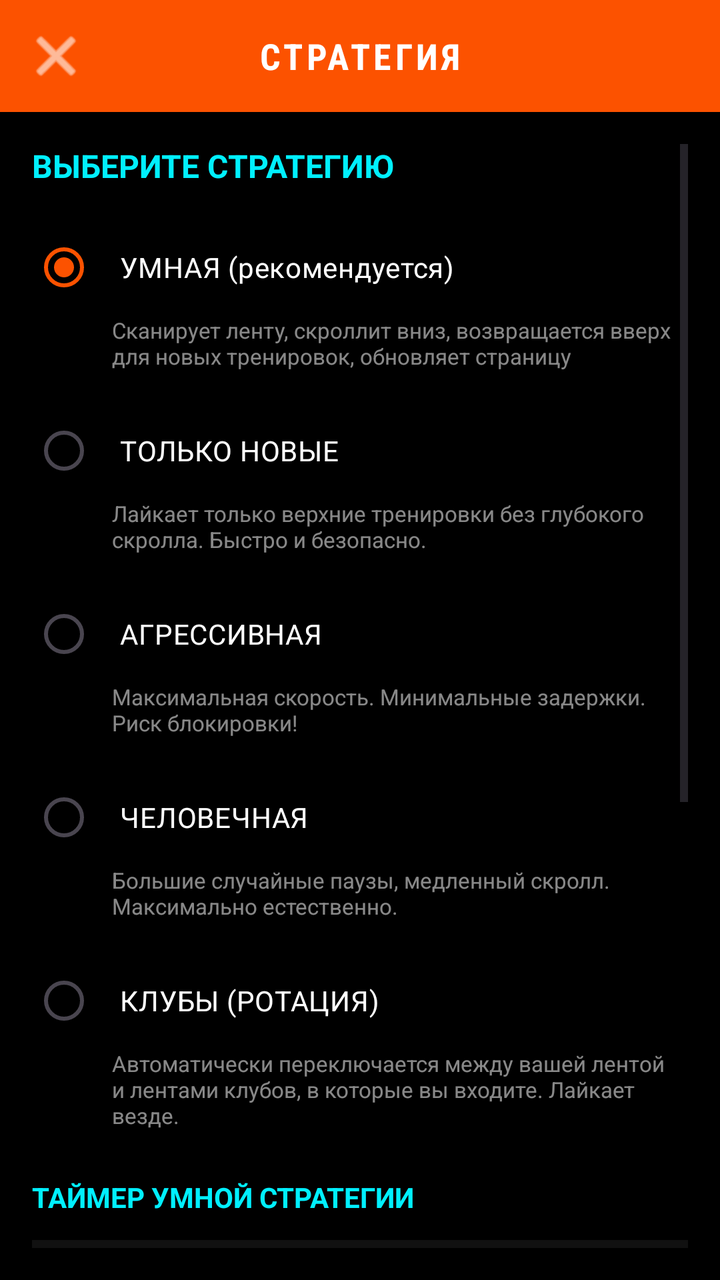
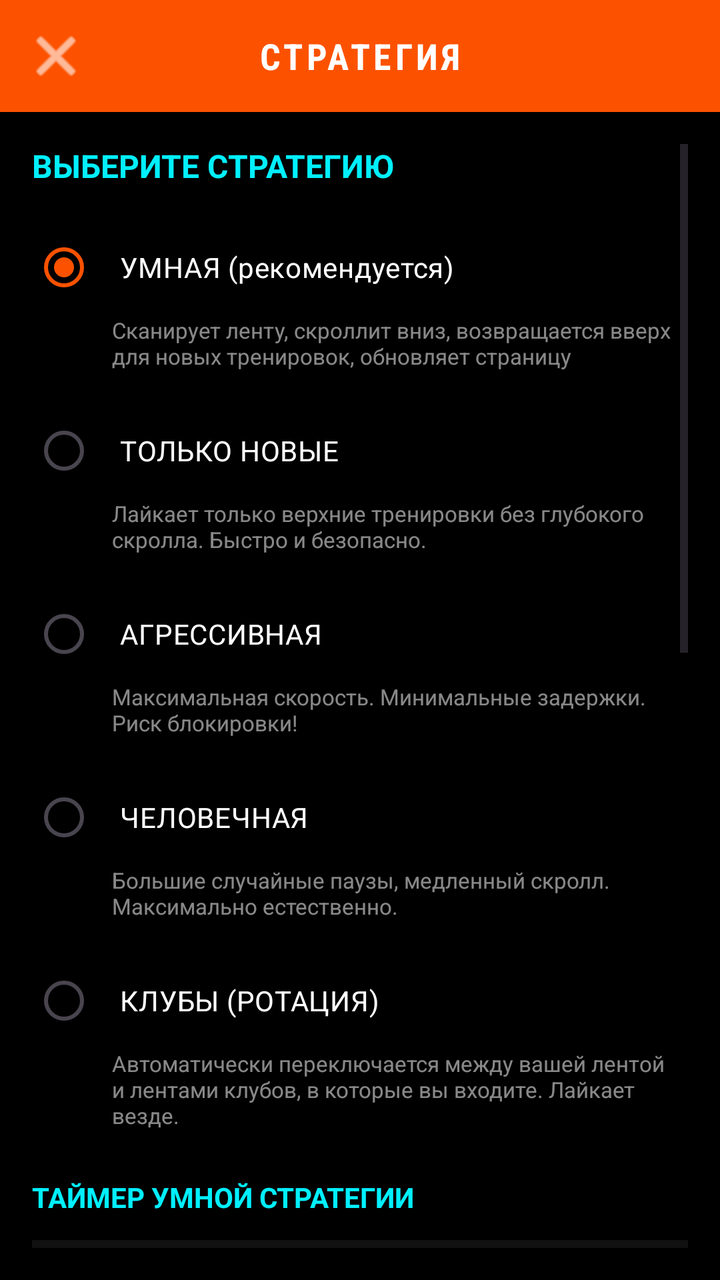

The first picture is an Android layout as it rendered before a commit; the second is the same layout after the commit. The layout source and the unified diff follow.
<!-- AndroidManifest.xml: application theme Theme.StravaKudos -->
<!-- res/layout/activity_strategy.xml -->
<?xml version="1.0" encoding="utf-8"?>
<LinearLayout xmlns:android="http://schemas.android.com/apk/res/android"
    xmlns:app="http://schemas.android.com/apk/res-auto"
    android:layout_width="match_parent"
    android:layout_height="match_parent"
    android:orientation="vertical"
    android:background="#000000">

    
    <LinearLayout
        android:layout_width="match_parent"
        android:layout_height="56dp"
        android:orientation="horizontal"
        android:gravity="center_vertical"
        android:background="#FC5200"
        android:paddingStart="8dp"
        android:paddingEnd="8dp">

        <ImageButton
            android:id="@+id/btnBack"
            android:layout_width="40dp"
            android:layout_height="40dp"
            android:background="?android:attr/selectableItemBackgroundBorderless"
            android:src="@android:drawable/ic_menu_close_clear_cancel"
            app:tint="#FFFFFF"
            android:padding="8dp" />

        <TextView
            android:layout_width="0dp"
            android:layout_height="wrap_content"
            android:layout_weight="1"
            android:text="СТРАТЕГИЯ"
            android:textColor="#FFFFFF"
            android:textStyle="bold"
            android:textSize="18sp"
            android:gravity="center"
            android:fontFamily="sans-serif-condensed"
            android:letterSpacing="0.1" />

        <View
            android:layout_width="40dp"
            android:layout_height="40dp" />
    </LinearLayout>

    <ScrollView
        android:layout_width="match_parent"
        android:layout_height="match_parent"
        android:padding="16dp">

        <LinearLayout
            android:layout_width="match_parent"
            android:layout_height="wrap_content"
            android:orientation="vertical">

            <TextView
                android:layout_width="match_parent"
                android:layout_height="wrap_content"
                android:text="ВЫБЕРИТЕ СТРАТЕГИЮ"
                android:textColor="#00F0FF"
                android:textStyle="bold"
                android:textSize="16sp"
                android:layout_marginBottom="16dp" />

            <RadioGroup
                android:id="@+id/radioStrategies"
                android:layout_width="match_parent"
                android:layout_height="wrap_content"
                android:orientation="vertical">

                <RadioButton
                    android:id="@+id/radioSmart"
                    android:layout_width="match_parent"
                    android:layout_height="wrap_content"
                    android:text="УМНАЯ (рекомендуется)"
                    android:textColor="#FFFFFF"
                    android:textSize="14sp"
                    android:buttonTint="#00F0FF"
                    android:padding="12dp"
                    android:checked="true" />

                <TextView
                    android:layout_width="match_parent"
                    android:layout_height="wrap_content"
                    android:text="Сканирует ленту, скроллит вниз, возвращается вверх для новых тренировок, обновляет страницу"
                    android:textColor="#88FFFFFF"
                    android:textSize="11sp"
                    android:layout_marginStart="40dp"
                    android:layout_marginBottom="16dp" />

                <RadioButton
                    android:id="@+id/radioTopOnly"
                    android:layout_width="match_parent"
                    android:layout_height="wrap_content"
                    android:text="ТОЛЬКО НОВЫЕ"
                    android:textColor="#FFFFFF"
                    android:textSize="14sp"
                    android:buttonTint="#00F0FF"
                    android:padding="12dp" />

                <TextView
                    android:layout_width="match_parent"
                    android:layout_height="wrap_content"
                    android:text="Лайкает только верхние тренировки без глубокого скролла. Быстро и безопасно."
                    android:textColor="#88FFFFFF"
                    android:textSize="11sp"
                    android:layout_marginStart="40dp"
                    android:layout_marginBottom="16dp" />

                <RadioButton
                    android:id="@+id/radioAggressive"
                    android:layout_width="match_parent"
                    android:layout_height="wrap_content"
                    android:text="АГРЕССИВНАЯ"
                    android:textColor="#FFFFFF"
                    android:textSize="14sp"
                    android:buttonTint="#00F0FF"
                    android:padding="12dp" />

                <TextView
                    android:layout_width="match_parent"
                    android:layout_height="wrap_content"
                    android:text="Максимальная скорость. Минимальные задержки. Риск блокировки!"
                    android:textColor="#88FFFFFF"
                    android:textSize="11sp"
                    android:layout_marginStart="40dp"
                    android:layout_marginBottom="16dp" />

                <RadioButton
                    android:id="@+id/radioHuman"
                    android:layout_width="match_parent"
                    android:layout_height="wrap_content"
                    android:text="ЧЕЛОВЕЧНАЯ"
                    android:textColor="#FFFFFF"
                    android:textSize="14sp"
                    android:buttonTint="#00F0FF"
                    android:padding="12dp" />

                <TextView
                    android:layout_width="match_parent"
                    android:layout_height="wrap_content"
                    android:text="Большие случайные паузы, медленный скролл. Максимально естественно."
                    android:textColor="#88FFFFFF"
                    android:textSize="11sp"
                    android:layout_marginStart="40dp"
                    android:layout_marginBottom="16dp" />

                <RadioButton
                    android:id="@+id/radioClubs"
                    android:layout_width="match_parent"
                    android:layout_height="wrap_content"
                    android:text="КЛУБЫ (РОТАЦИЯ)"
                    android:textColor="#FFFFFF"
                    android:textSize="14sp"
                    android:buttonTint="#00F0FF"
                    android:padding="12dp" />

                <TextView
                    android:layout_width="match_parent"
                    android:layout_height="wrap_content"
                    android:text="Автоматически переключается между вашей лентой и лентами клубов, в которые вы входите. Лайкает везде."
                    android:textColor="#88FFFFFF"
                    android:textSize="11sp"
                    android:layout_marginStart="40dp"
                    android:layout_marginBottom="16dp" />
</RadioGroup>

<TextView
android:layout_width="match_parent"
android:layout_height="wrap_content"
android:text="ТАЙМЕР УМНОЙ СТРАТЕГИИ"
android:textColor="#00F0FF"
android:textStyle="bold"
android:textSize="14sp"
android:layout_marginTop="8dp"
android:layout_marginBottom="12dp" />

<LinearLayout
android:layout_width="match_parent"
android:layout_height="wrap_content"
android:orientation="vertical"
android:background="#111111"
android:padding="12dp"
android:layout_marginBottom="8dp">

<LinearLayout
android:layout_width="match_parent"
android:layout_height="wrap_content"
android:orientation="horizontal"
android:gravity="center_vertical">

<TextView
android:layout_width="0dp"
android:layout_height="wrap_content"
android:layout_weight="1"
android:text="Пауза после одного цикла"
android:textColor="#FFFFFF"
android:textSize="14sp" />

<Switch
android:id="@+id/switchSmartTimer"
android:layout_width="wrap_content"
android:layout_height="wrap_content"
android:checked="false"
android:thumbTint="#00F0FF"
android:trackTint="#333333" />
</LinearLayout>

<LinearLayout
android:layout_width="match_parent"
android:layout_height="wrap_content"
android:orientation="horizontal"
android:gravity="center_vertical"
android:layout_marginTop="12dp">

<TextView
android:layout_width="0dp"
android:layout_height="wrap_content"
android:layout_weight="1"
android:text="Пауза, минут:"
android:textColor="#FFFFFF"
android:textSize="14sp" />

<EditText
android:id="@+id/etSmartTimerMinutes"
android:layout_width="90dp"
android:layout_height="48dp"
android:inputType="number"
android:text="10"
android:textColor="#00F0FF"
android:textSize="16sp"
android:textStyle="bold"
android:gravity="center"
android:background="#222222"
android:textCursorDrawable="@null"
android:padding="8dp" />
</LinearLayout>
</LinearLayout>

<TextView
android:layout_width="match_parent"
android:layout_height="wrap_content"
android:text="Когда умная стратегия доходит до конца ленты или лимита уже лайкнутых, она ждёт заданное время. На главном экране показывается обратный отсчёт до следующего запуска."
android:textColor="#888888"
android:textSize="12sp"
android:layout_marginBottom="16dp"
android:lineSpacingMultiplier="1.3" />

<View
android:layout_width="match_parent"
                android:layout_height="1dp"
                android:background="#33FFFFFF"
                android:layout_marginVertical="16dp" />

            <TextView
                android:layout_width="match_parent"
                android:layout_height="wrap_content"
                android:text="ИНТЕРВАЛ ЗАДЕРЖКИ (МС)"
                android:textColor="#00F0FF"
                android:textStyle="bold"
                android:textSize="14sp"
                android:layout_marginBottom="12dp" />

            <LinearLayout
                android:layout_width="match_parent"
                android:layout_height="wrap_content"
                android:orientation="horizontal"
                android:gravity="center_vertical"
                android:layout_marginBottom="8dp">

                <TextView
                    android:layout_width="wrap_content"
                    android:layout_height="wrap_content"
                    android:text="МИН:"
                    android:textColor="#88FFFFFF"
                    android:fontFamily="sans-serif-condensed"
                    android:textSize="12sp" />

                <EditText
                    android:id="@+id/etMinDelay"
                    android:layout_width="80dp"
                    android:layout_height="40dp"
                    android:background="@drawable/card_glass_bg"
                    android:gravity="center"
                    android:inputType="number"
                    android:text="5000"
                    android:textColor="#00F0FF"
                    android:textStyle="bold"
                    android:textSize="14sp"
                    android:layout_marginStart="8dp"
                    android:layout_marginEnd="24dp"
                    android:padding="4dp" />

                <TextView
                    android:layout_width="wrap_content"
                    android:layout_height="wrap_content"
                    android:text="МАКС:"
                    android:textColor="#88FFFFFF"
                    android:fontFamily="sans-serif-condensed"
                    android:textSize="12sp" />

                <EditText
                    android:id="@+id/etMaxDelay"
                    android:layout_width="80dp"
                    android:layout_height="40dp"
                    android:background="@drawable/card_glass_bg"
                    android:gravity="center"
                    android:inputType="number"
                    android:text="12000"
                    android:textColor="#00F0FF"
                    android:textStyle="bold"
                    android:textSize="14sp"
                    android:layout_marginStart="8dp"
                    android:padding="4dp" />
            </LinearLayout>

            <TextView
                android:layout_width="match_parent"
                android:layout_height="wrap_content"
                android:text="Меньше значение = быстрее (риск блокировки)\nБольше значение = безопаснее"
                android:textColor="#88FFFFFF"
                android:textSize="10sp"
                android:layout_marginBottom="16dp"
                android:lineSpacingMultiplier="1.3" />

            <View
                android:layout_width="match_parent"
                android:layout_height="1dp"
                android:background="#33FFFFFF"
                android:layout_marginVertical="16dp" />

            <TextView
                android:id="@+id/tvCurrentSettings"
                android:layout_width="match_parent"
                android:layout_height="wrap_content"
                android:textColor="#FFFFFF"
                android:textSize="14sp"
                android:lineSpacingMultiplier="1.5" />
        </LinearLayout>
    </ScrollView>

</LinearLayout>
<!-- resources referenced by this layout -->
<resources>
  <!-- drawable card_glass_bg (drawable) -->
  <?xml version="1.0" encoding="utf-8"?>
  <shape xmlns:android="http://schemas.android.com/apk/res/android"
      android:shape="rectangle">
      <solid android:color="#121212" /> 
      <corners android:radius="23dp" />
      <stroke
          android:width="1dp"
          android:color="#33FFFFFF" /> 
  </shape>
  <style name="Theme.StravaKudos" parent="Theme.Material3.DayNight.NoActionBar">
          <item name="colorPrimary">#FC5200</item>
          <item name="colorSecondary">#E64A19</item>
          <item name="android:statusBarColor">#FC5200</item>
      </style>
</resources>

<!-- the commit's change to res/layout/activity_strategy.xml (unified diff, before → after) -->
@@ -245,6 +245,116 @@
 android:layout_marginBottom="16dp"
 android:lineSpacingMultiplier="1.3" />
 
+<TextView
+android:layout_width="match_parent"
+android:layout_height="wrap_content"
+android:text="GPX QR КОД"
+android:textColor="#00F0FF"
+android:textStyle="bold"
+android:textSize="14sp"
+android:layout_marginTop="8dp"
+android:layout_marginBottom="12dp" />
+
+<LinearLayout
+android:layout_width="match_parent"
+android:layout_height="wrap_content"
+android:orientation="vertical"
+android:background="#111111"
+android:padding="12dp"
+android:layout_marginBottom="8dp">
+
+<LinearLayout
+android:layout_width="match_parent"
+android:layout_height="wrap_content"
+android:orientation="horizontal"
+android:gravity="center_vertical">
+
+<TextView
+android:layout_width="0dp"
+android:layout_height="wrap_content"
+android:layout_weight="1"
+android:text="QR код GPX для своих тренировок"
+android:textColor="#FFFFFF"
+android:textSize="14sp" />
+
+<Switch
+android:id="@+id/switchGpxQr"
+android:layout_width="wrap_content"
+android:layout_height="wrap_content"
+android:checked="false"
+android:thumbTint="#00F0FF"
+android:trackTint="#333333" />
+</LinearLayout>
+
+<LinearLayout
+android:layout_width="match_parent"
+android:layout_height="wrap_content"
+android:orientation="horizontal"
+android:gravity="center_vertical"
+android:layout_marginTop="12dp">
+
+<TextView
+android:layout_width="0dp"
+android:layout_height="wrap_content"
+android:layout_weight="1"
+android:text="Пароль загрузки:"
+android:textColor="#FFFFFF"
+android:textSize="14sp" />
+
+<EditText
+android:id="@+id/etGpxUploadPassword"
+android:layout_width="160dp"
+android:layout_height="48dp"
+android:inputType="textPassword"
+android:text=""
+android:textColor="#00F0FF"
+android:textSize="14sp"
+android:gravity="center"
+android:background="#222222"
+android:textCursorDrawable="@null"
+android:padding="8dp" />
+</LinearLayout>
+
+<LinearLayout
+android:layout_width="match_parent"
+android:layout_height="wrap_content"
+android:orientation="horizontal"
+android:gravity="center_vertical"
+android:layout_marginTop="12dp">
+
+<TextView
+android:layout_width="0dp"
+android:layout_height="wrap_content"
+android:layout_weight="1"
+android:text="Мин. дистанция (км):"
+android:textColor="#FFFFFF"
+android:textSize="14sp" />
+
+<EditText
+android:id="@+id/etGpxQrMinDistance"
+android:layout_width="80dp"
+android:layout_height="48dp"
+android:inputType="number"
+android:text="0"
+android:textColor="#00F0FF"
+android:textSize="14sp"
+android:textStyle="bold"
+android:gravity="center"
+android:background="#222222"
+android:textCursorDrawable="@null"
+android:padding="8dp" />
+</LinearLayout>
+</LinearLayout>
+
+<TextView
+android:layout_width="match_parent"
+android:layout_height="wrap_content"
+android:text="При сканировании ленты бот найдёт вашу тренировку, скачает GPX, загрузит на сервер и прикрепит QR-код со ссылкой к фото тренировки."
+android:textColor="#888888"
+android:textSize="12sp"
+android:layout_marginBottom="16dp"
+android:lineSpacingMultiplier="1.3" />
+
 <View
 android:layout_width="match_parent"
                 android:layout_height="1dp"
